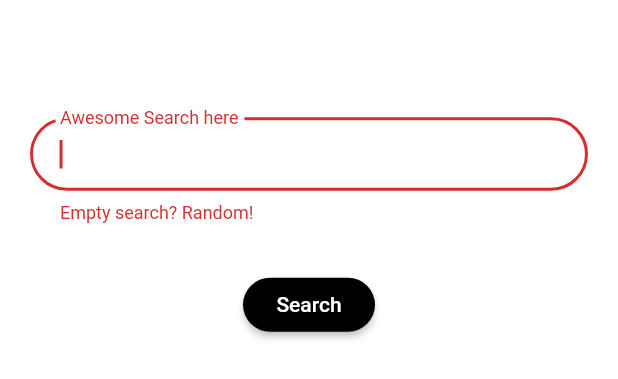
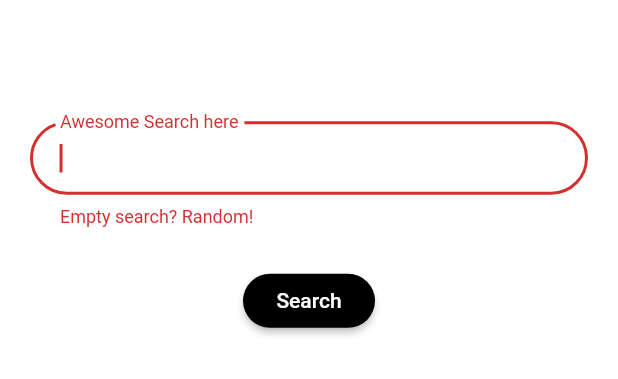
Before and after one commit to Imgkl/Pixie, a Flutter app: the Search widget shown alone on an empty page, opened directly, on a phone screen of 412 x 824 dp. Shown: the part 389-768 px from the top of the screen. Run offline on Flutter 3.47's test engine with Material 2 defaults, Android fonts, the phone set to English and light mode, and no system bars; our stand-ins replace cached_network_image, data_connection_checker, flutter_spinkit, font_awesome_flutter; missing offline and left inert: connectivity_wrapper, flutter_downloader; network calls fail.

```diff
--- a/lib/Screens/search.dart
+++ b/lib/Screens/search.dart
@@ -9,9 +9,9 @@ class Search extends StatefulWidget {
 class _SearchState extends State<Search> {
   final GlobalKey<FormState> _formKey = GlobalKey<FormState>();
 
-  String _name;
   @override
   Widget build(BuildContext context) {
+    final screenHeight = MediaQuery.of(context).size.height;
     TextEditingController controllerText = TextEditingController();
     return Center(
       child: Padding(
@@ -36,10 +36,9 @@ class _SearchState extends State<Search> {
                     contentPadding: EdgeInsets.only(
                         left: 20, top: 15, right: 20, bottom: 15)),
                 controller: controllerText,
-                onSaved: (value) => _name = value,
               ),
               SizedBox(
-                height: 30,
+                height: screenHeight * 0.03,
               ),
               Material(
                 child: RaisedButton(
--- a/lib/main.dart
+++ b/lib/main.dart
@@ -1,10 +1,12 @@
 import 'package:data_connection_checker/data_connection_checker.dart';
 import 'package:flutter/material.dart';
 import 'package:flutter/services.dart';
+import 'package:flutter_downloader/flutter_downloader.dart';
 import 'package:pixie/sucess.dart';
 import 'package:pixie/error.dart';
 
 void main() async {
+  await FlutterDownloader.initialize();
   bool result = await DataConnectionChecker().hasConnection;
   if (result == true) {
     SystemChrome.setPreferredOrientations(<DeviceOrientation>[
--- a/pubspec.yaml
+++ b/pubspec.yaml
@@ -30,6 +30,7 @@ dependencies:
   path_provider: ^1.4.0
   dio: ^3.0.3
   flutter_spinkit: ^4.0.0
+  flutter_downloader: ^1.3.2
 
 dev_dependencies:
   flutter_test:
```
Also changed, not shown: lib/Screens/imageScreen.dart (+3 -18 lines), pubspec.lock, 17 other files.
